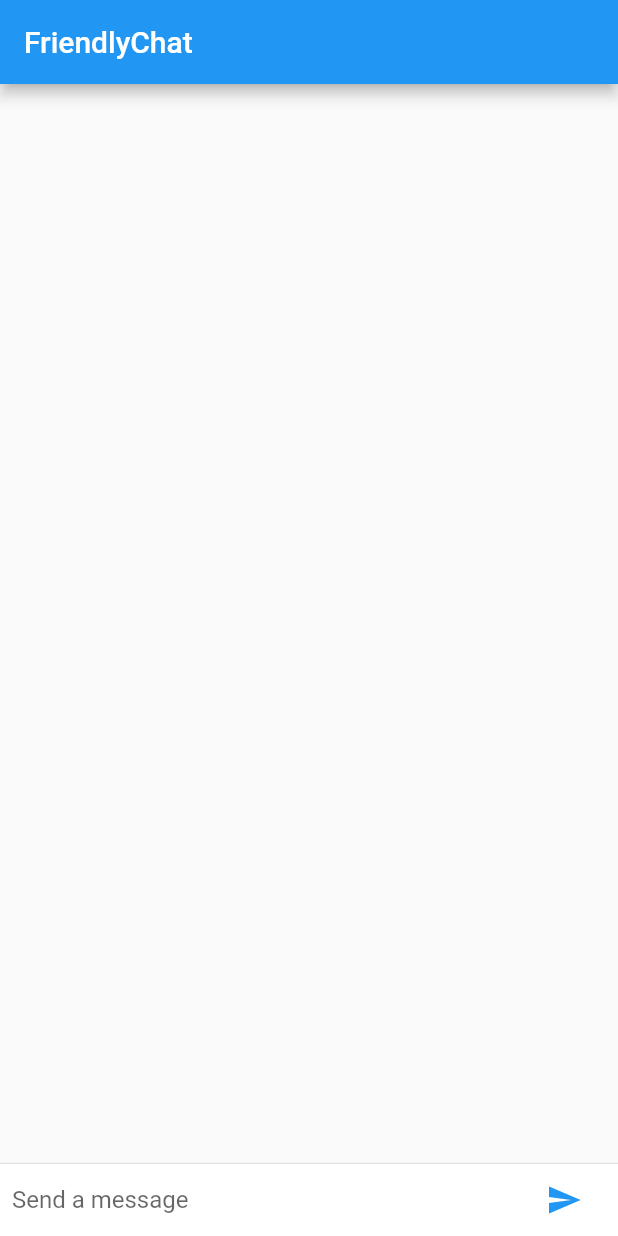
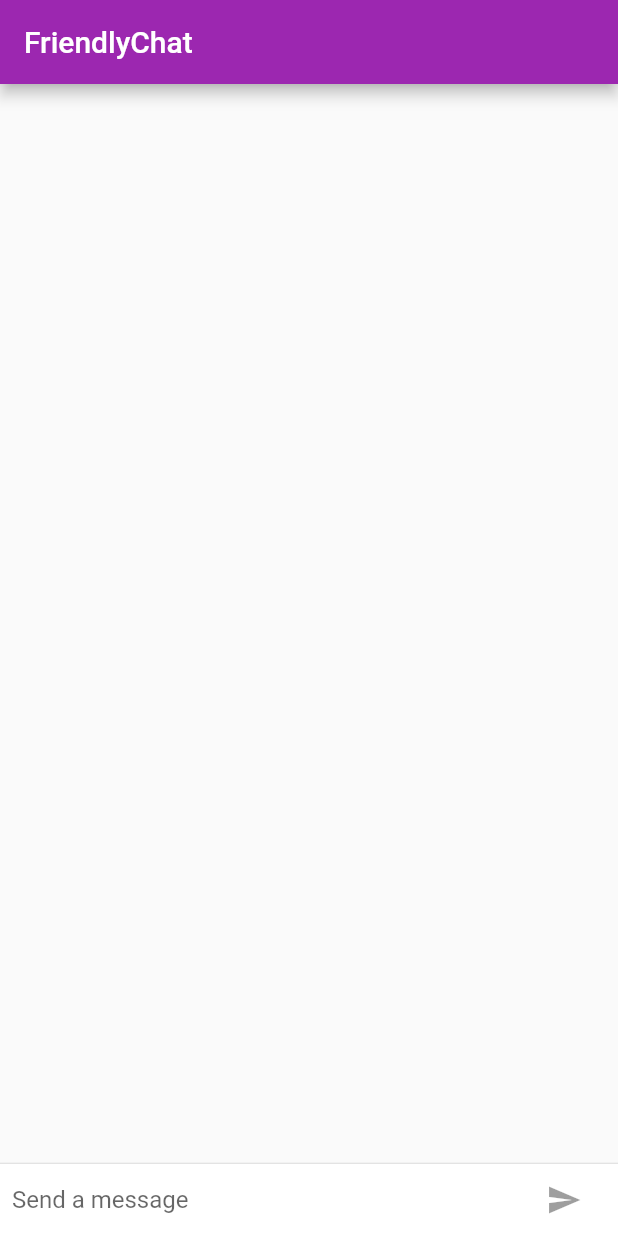
Before and after one commit to kaustubhmallik/friendly-chat, a Flutter app: the screen it shows after launch, on a phone screen of 412 x 824 dp. Run offline on Flutter 3.47's test engine with Material 2 defaults, Android fonts, the light colour scheme and no system bars.

Commit message:
Add platform specific layout

```diff
--- a/lib/main.dart
+++ b/lib/main.dart
@@ -1,3 +1,5 @@
+import 'package:flutter/cupertino.dart';
+import 'package:flutter/foundation.dart';
 import 'package:flutter/material.dart';
 
 void main() {
@@ -6,7 +8,18 @@
   );
 }
 
-String _name = 'Your Name';
+final String _name = 'Your Name';
+
+final ThemeData kIOSTheme = ThemeData(
+  primarySwatch: Colors.orange,
+  primaryColor: Colors.grey[100],
+  primaryColorBrightness: Brightness.light,
+);
+
+final ThemeData kDefaultTheme = ThemeData(
+  primarySwatch: Colors.purple,
+  accentColor: Colors.orangeAccent[400],
+);
 
 class FriendlyChatApp extends StatelessWidget {
   const FriendlyChatApp({
@@ -17,6 +30,9 @@
   Widget build(BuildContext context) {
     return MaterialApp(
       title: 'FriendlyChat',
+      theme: defaultTargetPlatform == TargetPlatform.iOS
+          ? kIOSTheme
+          : kDefaultTheme,
       home: ChatScreen(),
     );
   }
@@ -24,12 +40,19 @@
 
 class ChatMessage extends StatelessWidget {
   final String text;
+  final AnimationController animationController;
 
-  ChatMessage({this.text});
+  ChatMessage({this.text, this.animationController});
 
   @override
   Widget build(BuildContext context) {
-    return Container(
+    return SizeTransition(
+      sizeFactor: CurvedAnimation(
+        parent: animationController,
+        curve: Curves.easeOut,
+      ),
+      axisAlignment: 0.0,
+      child: Container(
         margin: EdgeInsets.symmetric(vertical: 10.0),
         child: Row(
           crossAxisAlignment: CrossAxisAlignment.start,
@@ -49,29 +72,56 @@
             ),
           ],
         ),
+      ),
     );
   }
 }
 
 class ChatScreen extends StatefulWidget {
   @override
-  State createState() => _ChatScreenState();
+  _ChatScreenState createState() => _ChatScreenState();
 }
 
-class _ChatScreenState extends State<ChatScreen> {
+class _ChatScreenState extends State<ChatScreen> with TickerProviderStateMixin {
   final List<ChatMessage> _messages = [];
   final _textController = TextEditingController();
   final FocusNode _focusNode = FocusNode();
+  bool _isComposing = false;
 
-  void _handleSubmitted(String text) {
-    _textController.clear();
-    ChatMessage message = ChatMessage(
-      text: text,
+  @override
+  Widget build(BuildContext context) {
+    return Scaffold(
+      appBar: AppBar(
+        title: Text('FriendlyChat'),
+        elevation: Theme.of(context).platform == TargetPlatform.iOS ? 0.0 : 4.0,
+      ),
+      body: Container(
+        child: Column(
+          children: [
+            Flexible(
+              child: ListView.builder(
+                padding: EdgeInsets.all(8.0),
+                reverse: true,
+                itemBuilder: (_, int index) => _messages[index],
+                itemCount: _messages.length,
+              ),
+            ),
+            Divider(height: 1.0),
+            Container(
+              decoration: BoxDecoration(
+                color: Theme.of(context).cardColor,
+              ),
+              child: _buildTextComposer(),
+            ),
+          ],
+        ),
+        decoration: Theme.of(context).platform == TargetPlatform.iOS
+            ? BoxDecoration(
+                border: Border(top: BorderSide(color: Colors.grey[200])),
+              )
+            : null,
+      ),
     );
-    setState(() {
-      _messages.insert(0, message);
-    });
-    _focusNode.requestFocus();
   }
 
   Widget _buildTextComposer() {
@@ -93,40 +143,46 @@
             ),
             Container(
                 margin: const EdgeInsets.symmetric(horizontal: 4.0),
-              child: IconButton(
-                icon: Icon(Icons.send),
-                onPressed: () => _handleSubmitted(_textController.text),
-              ),
-            ),
+                child: Theme.of(context).platform == TargetPlatform.iOS
+                    ? CupertinoButton(
+                        child: Text('Send'),
+                        onPressed: _isComposing
+                            ? () => _handleSubmitted(_textController.text)
+                            : null,
+                      )
+                    : IconButton(
+                        icon: const Icon(Icons.send),
+                        onPressed: _isComposing
+                            ? () => _handleSubmitted(_textController.text)
+                            : null,
+                      )),
           ],
         ),
       ),
     );
   }
 
-  @override
-  Widget build(BuildContext context) {
-    return Scaffold(
-      appBar: AppBar(title: Text('FriendlyChat')),
-      body: Column(
-        children: [
-          Flexible(
-            child: ListView.builder(
-              padding: EdgeInsets.all(8.0),
-              reverse: true,
-              itemBuilder: (_, int index) => _messages[index],
-              itemCount: _messages.length,
-            ),
-          ),
-          Divider(height: 1.0),
-          Container(
-            decoration: BoxDecoration(
-              color: Theme.of(context).cardColor,
-            ),
-            child: _buildTextComposer(),
-          ),
-        ],
+  void _handleSubmitted(String text) {
+    _textController.clear();
+    ChatMessage message = ChatMessage(
+      text: text,
+      animationController: AnimationController(
+        duration: const Duration(milliseconds: 700),
+        vsync: this,
       ),
     );
+    setState(() {
+      _messages.insert(0, message);
+    });
+    _focusNode.requestFocus();
+    message.animationController.forward();
+  }
+
+  @override
+  void dispose() {
+    for (ChatMessage message in _messages) {
+      message.animationController.dispose();
+    }
+    super.dispose();
   }
 }
```
Lines whose indentation alone changed are shown as unchanged.
